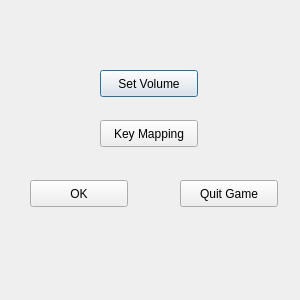
The window that src/client/MainMenu.ui (dc2011/td) describes before a commit, drawn with Qt 5.
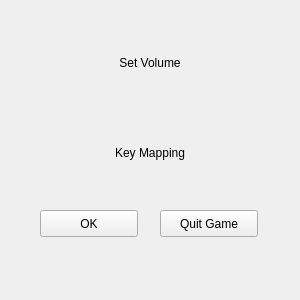
The same window after the commit.

```diff
--- a/src/client/MainMenu.ui
+++ b/src/client/MainMenu.ui
@@ -16,34 +16,40 @@
   <widget class="QPushButton" name="pushVolume">
    <property name="geometry">
     <rect>
-     <x>100</x>
-     <y>70</y>
-     <width>98</width>
-     <height>27</height>
+     <x>110</x>
+     <y>20</y>
+     <width>80</width>
+     <height>85</height>
     </rect>
    </property>
    <property name="text">
     <string>Set Volume</string>
    </property>
+   <property name="flat">
+    <bool>true</bool>
+   </property>
   </widget>
   <widget class="QPushButton" name="pushMap">
    <property name="geometry">
     <rect>
-     <x>100</x>
-     <y>120</y>
-     <width>98</width>
-     <height>27</height>
+     <x>105</x>
+     <y>110</y>
+     <width>90</width>
+     <height>85</height>
     </rect>
    </property>
    <property name="text">
     <string>Key Mapping</string>
    </property>
+   <property name="flat">
+    <bool>true</bool>
+   </property>
   </widget>
   <widget class="QPushButton" name="pushQuit">
    <property name="geometry">
     <rect>
-     <x>180</x>
-     <y>180</y>
+     <x>160</x>
+     <y>210</y>
      <width>98</width>
      <height>27</height>
     </rect>
@@ -55,8 +61,8 @@
   <widget class="QPushButton" name="pushOk">
    <property name="geometry">
     <rect>
-     <x>30</x>
-     <y>180</y>
+     <x>40</x>
+     <y>210</y>
      <width>98</width>
      <height>27</height>
     </rect>
```
Left out of the diff: 12 changed lines with no effect on the pictures.
